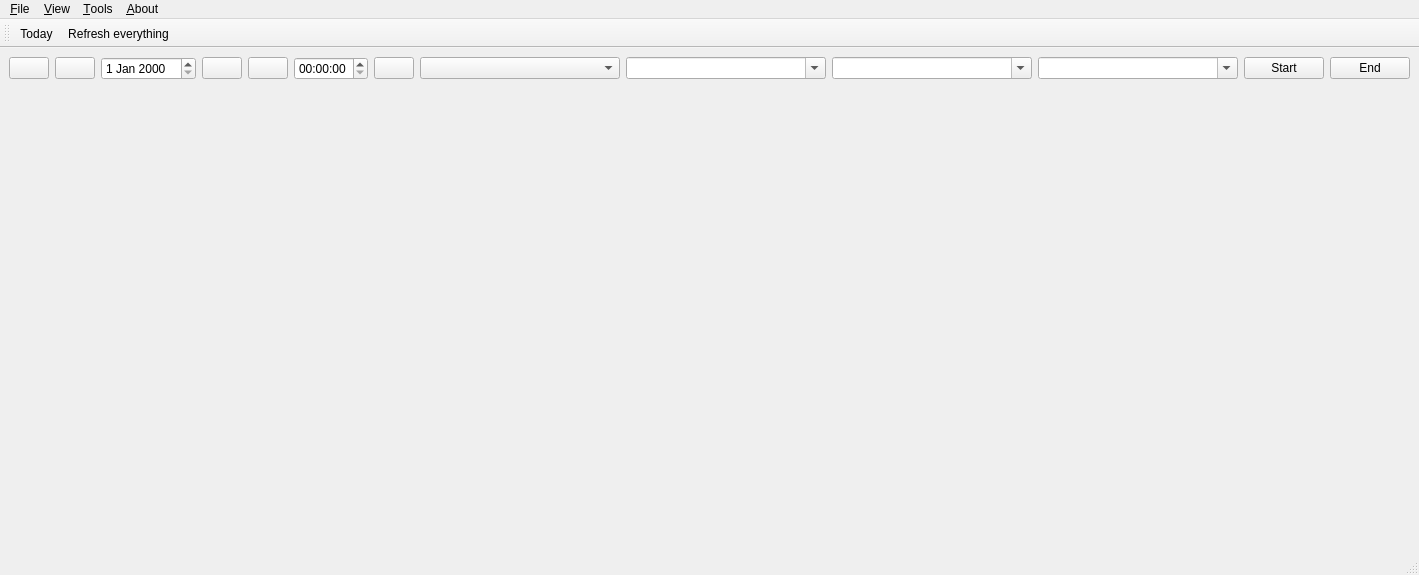
This is zeiterfassungguilib/mainwindow.ui in 0xFEEDC0DE64/DbZeiterfassung as Qt 5 draws it before an edit. The edited form follows.
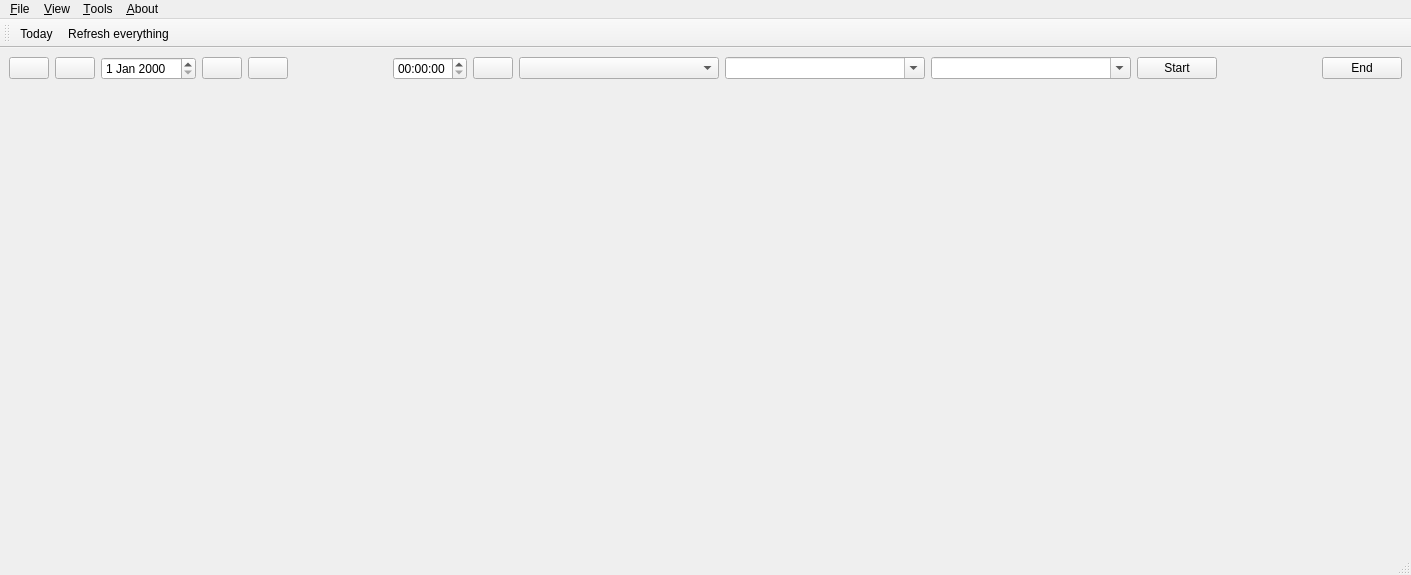
This is the edited form. Icons and pictures are not drawn.

Commit message: Removed subproject fields

```diff
--- a/zeiterfassungguilib/mainwindow.ui
+++ b/zeiterfassungguilib/mainwindow.ui
@@ -117,22 +117,6 @@
         </property>
        </widget>
       </item>
-      <item>
-       <widget class="QComboBox" name="comboBoxSubproject">
-        <property name="minimumSize">
-         <size>
-          <width>200</width>
-          <height>0</height>
-         </size>
-        </property>
-        <property name="editable">
-         <bool>true</bool>
-        </property>
-        <property name="insertPolicy">
-         <enum>QComboBox::NoInsert</enum>
-        </property>
-       </widget>
-      </item>
       <item>
        <widget class="QComboBox" name="comboBoxWorkpackage">
         <property name="minimumSize">
@@ -211,7 +195,7 @@
          <x>0</x>
          <y>0</y>
          <width>1393</width>
-         <height>428</height>
+         <height>444</height>
         </rect>
        </property>
        <layout class="QHBoxLayout" name="layoutWeek"/>
@@ -226,7 +210,7 @@
      <x>0</x>
      <y>0</y>
      <width>1411</width>
-     <height>26</height>
+     <height>20</height>
     </rect>
    </property>
    <widget class="QMenu" name="menuFile">
```
The commit also changes 12 other files.
